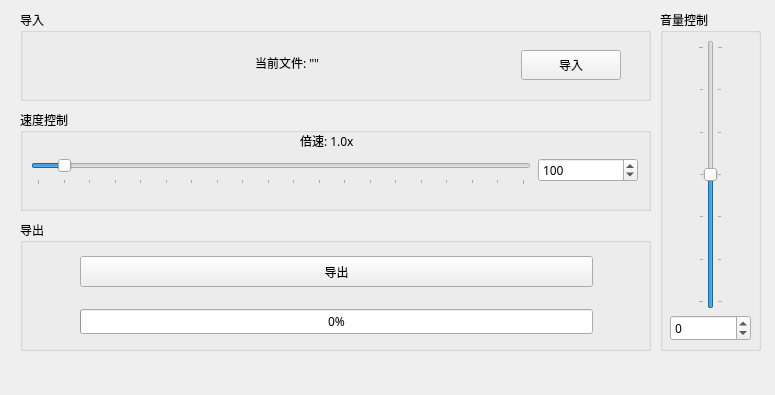
The window that Music Controller zh-cn/MusicController.ui (YF-Eternal/Music-Controller) describes before a commit, drawn with Qt 5.
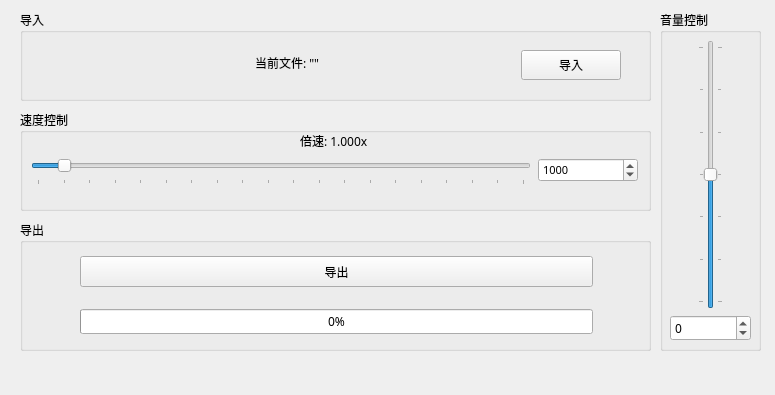
The same window after the commit. Icons and pictures are not drawn.

Commit message: Music Controller 1.1

```diff
--- a/Music Controller zh-cn/MusicController.ui
+++ b/Music Controller zh-cn/MusicController.ui
@@ -286,19 +286,20 @@
         <property name="font">
          <font>
           <family>微软雅黑</family>
+          <pointsize>8</pointsize>
          </font>
         </property>
         <property name="locale">
          <locale language="Chinese" country="China"/>
         </property>
         <property name="minimum">
-         <number>50</number>
+         <number>500</number>
         </property>
         <property name="maximum">
-         <number>1000</number>
+         <number>10000</number>
         </property>
         <property name="value">
-         <number>100</number>
+         <number>1000</number>
         </property>
        </widget>
       </item>
@@ -317,7 +318,7 @@
       <string notr="true">font: 12pt &quot;微软雅黑&quot;;</string>
      </property>
      <property name="text">
-      <string>倍速: 1.0x</string>
+      <string>倍速: 1.000x</string>
      </property>
     </widget>
    </widget>
```
Left out of the diff: 8 changed lines with no effect on the pictures. The commit also changes 106 other files.
